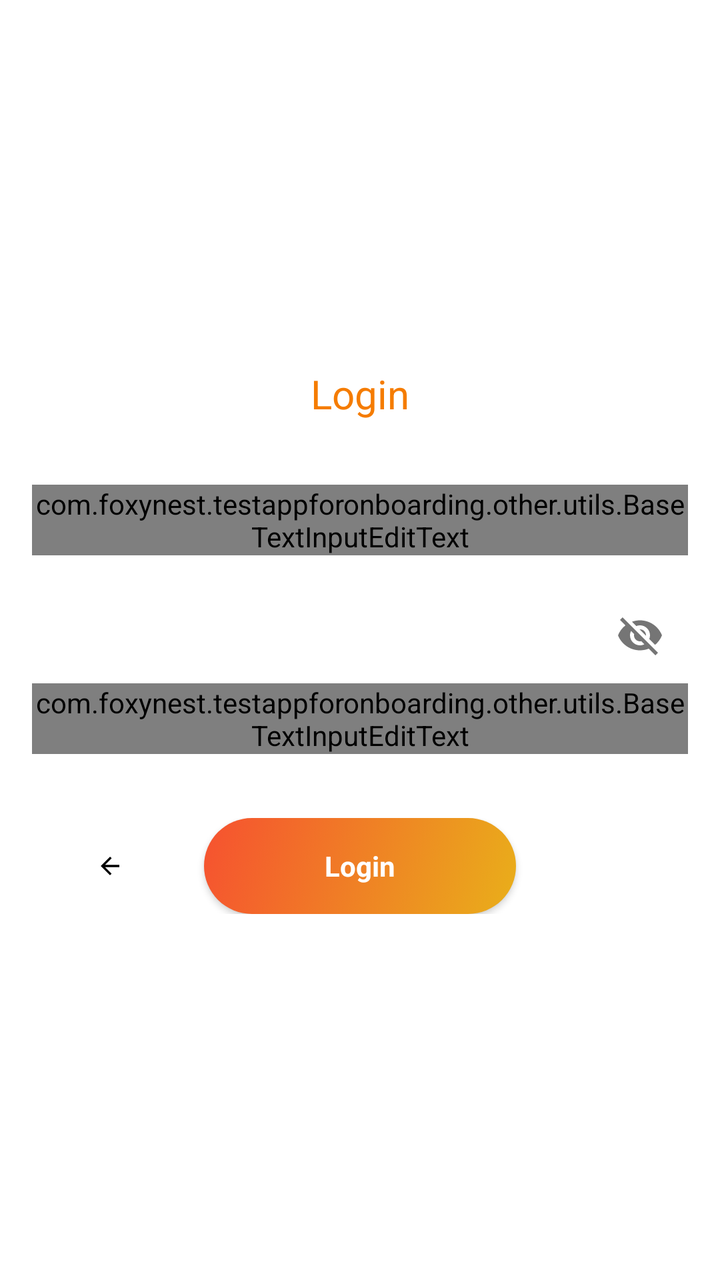
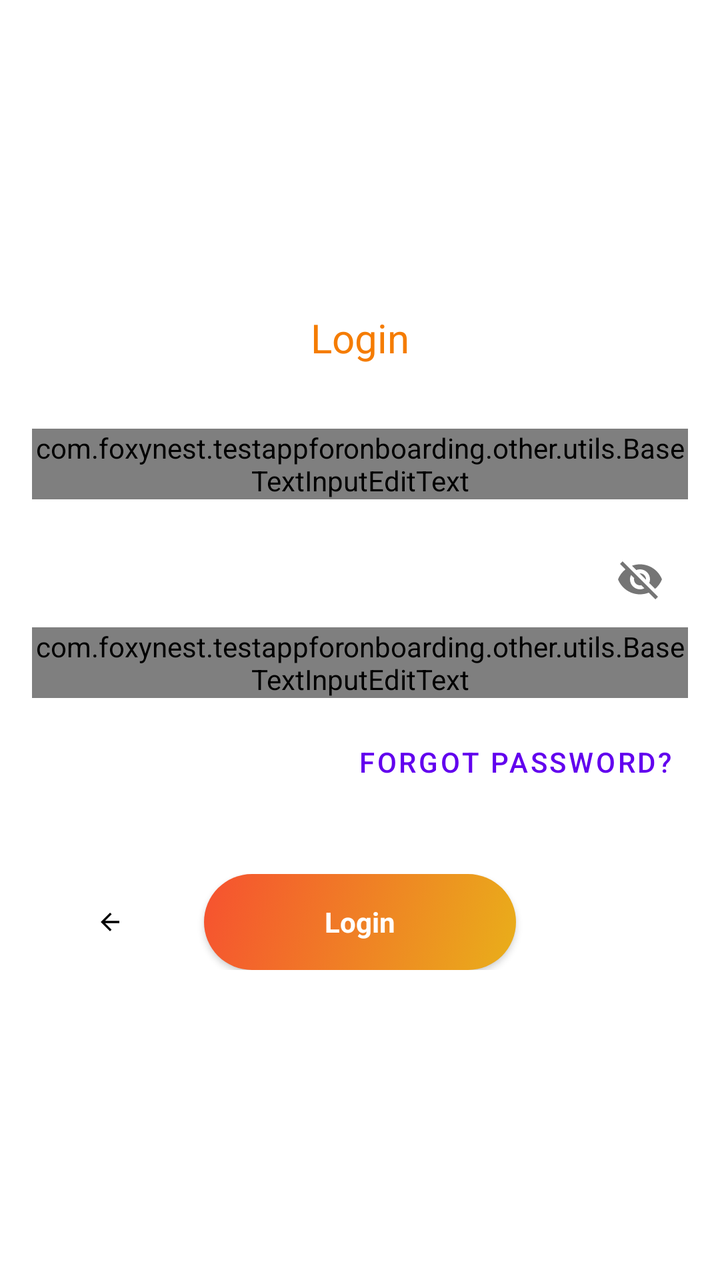

The first picture is an Android layout as it rendered before a commit; the second is the same layout after the commit. The layout source and the unified diff follow.
<!-- AndroidManifest.xml: application theme Theme.TestAppForOnboarding -->
<!-- res/layout/fragment_log_in.xml -->
<?xml version="1.0" encoding="utf-8"?>
<ScrollView xmlns:android="http://schemas.android.com/apk/res/android"
    xmlns:app="http://schemas.android.com/apk/res-auto"
    android:layout_width="match_parent"
    android:layout_height="match_parent"
    android:fillViewport="true">

    <androidx.constraintlayout.widget.ConstraintLayout
        android:layout_width="match_parent"
        android:layout_height="wrap_content"
        android:clickable="true"
        android:focusable="true"
        android:focusableInTouchMode="true">

        <androidx.constraintlayout.widget.Guideline
            android:id="@+id/guideline_left"
            android:layout_width="wrap_content"
            android:layout_height="wrap_content"
            android:orientation="vertical"
            app:layout_constraintGuide_begin="@dimen/space_beforeOrAfterElement" />

        <androidx.constraintlayout.widget.Guideline
            android:id="@+id/guideline_right"
            android:layout_width="wrap_content"
            android:layout_height="wrap_content"
            android:orientation="vertical"
            app:layout_constraintGuide_end="@dimen/space_beforeOrAfterElement" />

        <TextView
            android:id="@+id/title_log_in"
            android:layout_width="0dp"
            android:layout_height="wrap_content"
            android:layout_marginTop="@dimen/space_32"
            android:layout_marginBottom="@dimen/space_32"
            android:text="@string/welcome_button_login"
            android:textAlignment="center"
            android:textColor="#F57C00"
            android:textSize="20sp"
            android:visibility="visible"
            app:layout_constraintBottom_toTopOf="@+id/text_field_mail"
            app:layout_constraintEnd_toEndOf="@+id/guideline_right"
            app:layout_constraintStart_toStartOf="@+id/guideline_left"
            app:layout_constraintTop_toTopOf="parent"
            app:layout_constraintVertical_chainStyle="packed" />

        <com.google.android.material.textfield.TextInputLayout
            android:id="@+id/text_field_mail"
            android:layout_width="0dp"
            android:layout_height="wrap_content"
            android:layout_marginBottom="@dimen/space_beforeOrAfterElement"
            android:hint="@string/auth_text_mail"
            app:layout_constraintBottom_toTopOf="@+id/text_field_password"
            app:layout_constraintEnd_toEndOf="@+id/guideline_right"
            app:layout_constraintStart_toStartOf="@+id/guideline_left"
            app:layout_constraintTop_toBottomOf="@+id/title_log_in"
            app:layout_constraintVertical_chainStyle="packed">

            <com.foxynest.testappforonboarding.other.utils.BaseTextInputEditText
                android:layout_width="match_parent"
                android:layout_height="wrap_content"
                android:inputType="textEmailAddress"
                android:maxLines="1"
                android:singleLine="true" />

        </com.google.android.material.textfield.TextInputLayout>


        <com.google.android.material.textfield.TextInputLayout
            android:id="@+id/text_field_password"
            android:layout_width="0dp"
            android:layout_height="wrap_content"
            android:layout_marginBottom="@dimen/space_32"
            android:hint="@string/auth_text_password"
            app:layout_constraintBottom_toTopOf="@+id/buttons_login_linear_layout"
            app:layout_constraintEnd_toEndOf="@+id/guideline_right"
            app:layout_constraintStart_toStartOf="@+id/guideline_left"
            app:layout_constraintTop_toBottomOf="@+id/text_field_mail"
            app:layout_constraintVertical_chainStyle="packed"
            app:passwordToggleEnabled="true">

            <com.foxynest.testappforonboarding.other.utils.BaseTextInputEditText
                android:layout_width="match_parent"
                android:layout_height="wrap_content"
                android:ems="15"
                android:inputType="textPassword"
                android:maxLines="1"
                android:singleLine="true" />

        </com.google.android.material.textfield.TextInputLayout>

        
        
        
        
        
        
        
        
        
        
        
        
        
        
        
        
        
        
        
        

        <LinearLayout
            android:id="@+id/buttons_login_linear_layout"
            android:layout_width="0dp"
            android:layout_height="wrap_content"
            android:layout_marginBottom="@dimen/space_32"
            android:gravity="center_vertical"
            android:orientation="horizontal"
            android:weightSum="4"
            app:layout_constraintBottom_toBottomOf="parent"
            app:layout_constraintLeft_toLeftOf="@+id/guideline_left"
            app:layout_constraintRight_toRightOf="@+id/guideline_right"
            app:layout_constraintTop_toBottomOf="@+id/text_field_password"
            app:layout_constraintVertical_chainStyle="packed">

            <androidx.appcompat.widget.AppCompatImageView
                android:id="@+id/button_back"
                android:layout_width="0dp"
                android:layout_height="wrap_content"
                android:layout_marginEnd="@dimen/space_small"
                android:layout_weight="1"
                android:gravity="center_vertical"
                android:paddingStart="@dimen/space_32"
                android:paddingEnd="@dimen/space_32"
                app:backgroundTint="@null"
                app:srcCompat="@drawable/baseline_arrow_back_24" />

            <androidx.appcompat.widget.AppCompatButton
                android:id="@+id/button_login"
                style="@style/Widget.AppCompat.ActionButton"
                android:layout_width="0dp"
                android:layout_height="wrap_content"
                android:layout_marginEnd="@dimen/space_small"
                android:layout_weight="2"
                android:background="@drawable/button_rounded_corners"
                android:paddingStart="@dimen/space_32"
                android:paddingEnd="@dimen/space_32"
                android:text="@string/welcome_button_login"
                android:textColor="@color/white"
                android:textSize="@dimen/button_text"
                android:textStyle="bold"
                app:backgroundTint="@null" />

        </LinearLayout>

    </androidx.constraintlayout.widget.ConstraintLayout>

</ScrollView>
<!-- resources referenced by this layout -->
<resources>
  <color name="white">#FFFFFFFF</color>
  <dimen name="button_text">14sp</dimen>
  <dimen name="space_32">32dp</dimen>
  <dimen name="space_beforeOrAfterElement">16dp</dimen>
  <dimen name="space_small">8dp</dimen>
  <!-- drawable baseline_arrow_back_24 (drawable) -->
  <vector android:autoMirrored="true" android:height="24dp"
      android:tint="#000000" android:viewportHeight="24"
      android:viewportWidth="24" android:width="24dp" xmlns:android="http://schemas.android.com/apk/res/android">
      <path android:fillColor="@android:color/white" android:pathData="M20,11H7.83l5.59,-5.59L12,4l-8,8 8,8 1.41,-1.41L7.83,13H20v-2z"/>
  </vector>
  <!-- drawable button_rounded_corners (drawable) -->
  <?xml version="1.0" encoding="utf-8"?>
  <selector
      xmlns:android="http://schemas.android.com/apk/res/android">
      <item android:state_enabled="false">
          <shape>
              <corners android:radius="24dp" />
              <gradient
                  android:angle="315"
                  android:endColor="@color/yellow_gradient_end"
                  android:startColor="@color/orange_gradient_start" />
          </shape>
      </item>
  
      
      <item android:state_pressed="true">
          <shape>
              <corners android:radius="24dp" />
              <gradient
                  android:angle="315"
                  android:endColor="#CCE9AF1A"
                  android:startColor="#CCF65130" />
          </shape>
      </item>
  
      
      <item android:state_enabled="true">
          <shape>
              <corners android:radius="24dp" />
              <gradient
                  android:angle="315"
                  android:endColor="@color/yellow_gradient_end"
                  android:startColor="@color/orange_gradient_start" />
          </shape>
      </item>
  
  </selector>
  <string name="auth_text_mail">Email</string>
  <string name="auth_text_password">Password</string>
  <string name="welcome_button_login">Login</string>
  <style name="Theme.TestAppForOnboarding" parent="Theme.MaterialComponents.DayNight.DarkActionBar">
          
          <item name="colorPrimary">@color/purple_500</item>
          <item name="colorPrimaryVariant">@color/purple_700</item>
          <item name="colorOnPrimary">@color/white</item>
          
          <item name="colorSecondary">@color/teal_200</item>
          <item name="colorSecondaryVariant">@color/teal_700</item>
          <item name="colorOnSecondary">@color/black</item>
          
          <item name="android:statusBarColor">?attr/colorPrimaryVariant</item>
          
      </style>
  <color name="yellow_gradient_end">#E9AF1A</color>
  <color name="orange_gradient_start">#F65130</color>
  <color name="purple_500">#FF6200EE</color>
  <color name="purple_700">#FF3700B3</color>
  <color name="teal_200">#FF03DAC5</color>
  <color name="teal_700">#FF018786</color>
  <color name="black">#FF000000</color>
</resources>

<!-- the commit's change to res/layout/fragment_log_in.xml (unified diff, before → after) -->
@@ -69,9 +69,9 @@
             android:id="@+id/text_field_password"
             android:layout_width="0dp"
             android:layout_height="wrap_content"
-            android:layout_marginBottom="@dimen/space_32"
+            android:layout_marginBottom="@dimen/space_small"
             android:hint="@string/auth_text_password"
-            app:layout_constraintBottom_toTopOf="@+id/buttons_login_linear_layout"
+            app:layout_constraintBottom_toTopOf="@+id/button_forgot_password"
             app:layout_constraintEnd_toEndOf="@+id/guideline_right"
             app:layout_constraintStart_toStartOf="@+id/guideline_left"
             app:layout_constraintTop_toBottomOf="@+id/text_field_mail"
@@ -87,6 +87,18 @@
                 android:singleLine="true" />
 
         </com.google.android.material.textfield.TextInputLayout>
+
+        
+        <Button
+            android:id="@+id/button_forgot_password"
+            style="@style/Widget.MaterialComponents.Button.TextButton"
+            android:layout_width="wrap_content"
+            android:layout_height="wrap_content"
+            android:layout_marginBottom="@dimen/space_32"
+            android:text="@string/forgot_password"
+            app:layout_constraintBottom_toTopOf="@+id/buttons_login_linear_layout"
+            app:layout_constraintEnd_toEndOf="@+id/guideline_right"
+            app:layout_constraintTop_toBottomOf="@+id/text_field_password" />
 
         
         
@@ -120,7 +132,7 @@
             app:layout_constraintBottom_toBottomOf="parent"
             app:layout_constraintLeft_toLeftOf="@+id/guideline_left"
             app:layout_constraintRight_toRightOf="@+id/guideline_right"
-            app:layout_constraintTop_toBottomOf="@+id/text_field_password"
+            app:layout_constraintTop_toBottomOf="@+id/button_forgot_password"
             app:layout_constraintVertical_chainStyle="packed">
 
             <androidx.appcompat.widget.AppCompatImageView
<!-- resource entries referenced after the edit -->
@@ -50,6 +50,7 @@
   </selector>
   <string name="auth_text_mail">Email</string>
   <string name="auth_text_password">Password</string>
+  <string name="forgot_password">Forgot password?</string>
   <string name="welcome_button_login">Login</string>
   <style name="Theme.TestAppForOnboarding" parent="Theme.MaterialComponents.DayNight.DarkActionBar">
           
